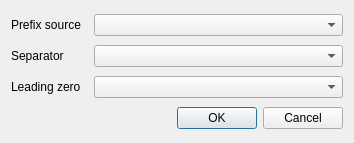
Before: the Qt Designer form ui/wizard/ui_code_property.ui in gltn/stdm, drawn with Qt 5.
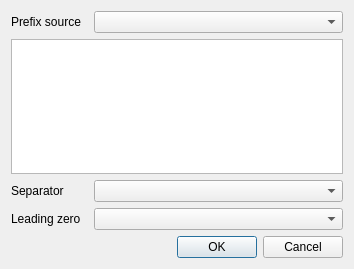
After: the same form once the commit is applied.

Commit message: Added code generation from filled column value

Patch:
```diff
--- a/ui/wizard/ui_code_property.ui
+++ b/ui/wizard/ui_code_property.ui
@@ -7,7 +7,7 @@
     <x>0</x>
     <y>0</y>
     <width>354</width>
-    <height>143</height>
+    <height>269</height>
    </rect>
   </property>
   <property name="sizePolicy">
@@ -62,6 +62,9 @@
      </item>
     </layout>
    </item>
+   <item>
+    <widget class="QListView" name="column_code_view"/>
+   </item>
    <item>
     <layout class="QHBoxLayout" name="horizontalLayout_3">
      <item>
```
The commit also changes 12 other files.
